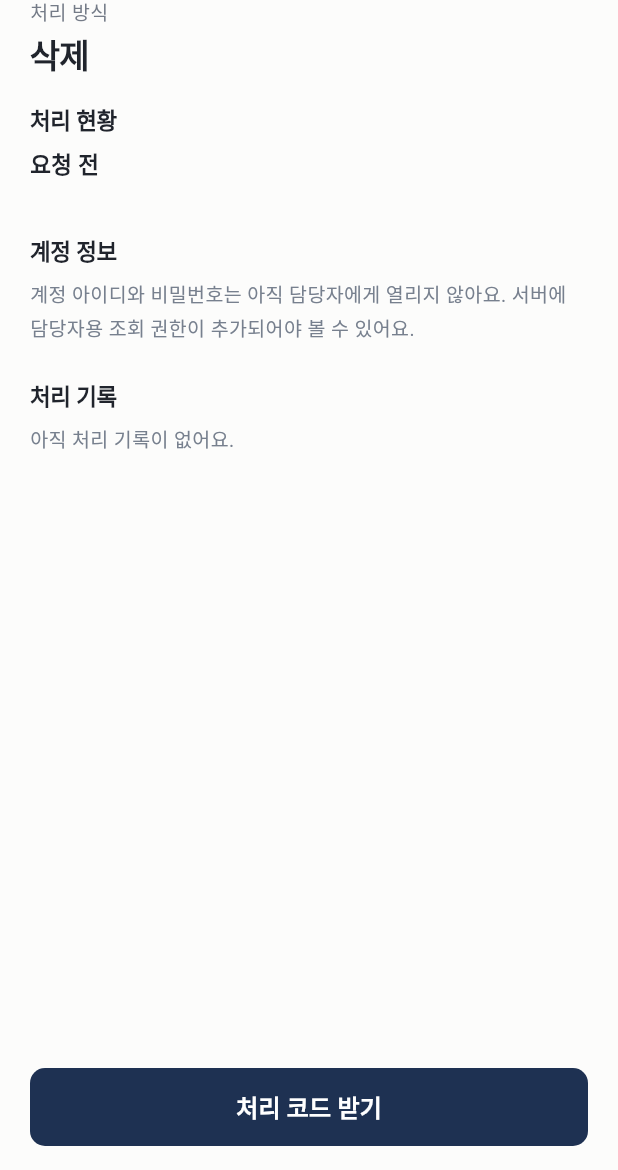
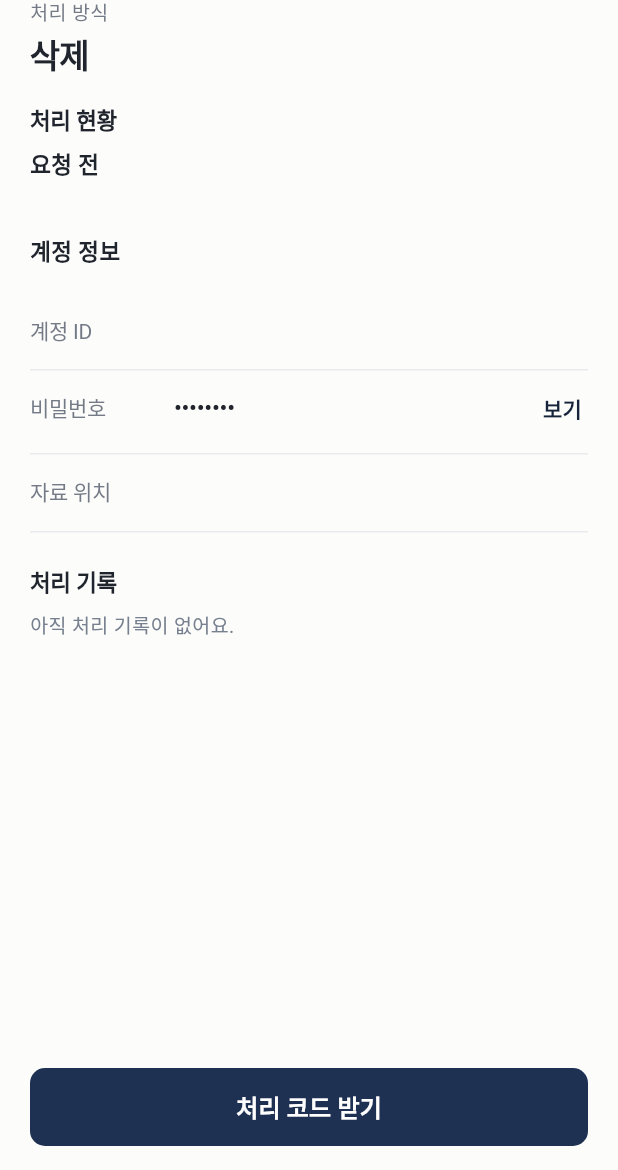
Before and after one commit to DIEALOG/DIEALOG-app, a Flutter app: the TaskDetailScreen screen opened directly with empty values, on a phone screen of 412 x 824 dp, the part 66-1236 px from its top. Run offline on Flutter 3.47's test engine with Material 3 defaults, Android fonts, the phone set to English and light mode, and no system bars; our stand-ins replace app_links, dio, flutter_riverpod, flutter_secure_storage, flutter_svg, go_router and 2 more; accounts and stored records are empty; network calls fail; Roboto replaces fonts that are missing (Pretendard).

Commit message:
feat: show entrusted account credentials and retain transition links
Co-Authored-By: AnA <holy9unjinx@gmail.com>

```diff
--- a/lib/data/mock/mock_backend.dart
+++ b/lib/data/mock/mock_backend.dart
@@ -775,6 +775,12 @@ class MockBackend {
         'id': _id('task'),
         'transition_case_id': item['id'],
         'account_id': account['id'],
+        'legacy_id': account['legacy_id'],
+        'type': account['type'],
+        'name': account['name'],
+        'account_identifier': account['account_id'],
+        'account_password': account['account_password'],
+        'data_location': account['data_location'],
         'action_snapshot': action['action'],
         'action_message_snapshot': action['message'],
         'status': 'pending',
--- a/lib/data/models/account_handling_task.dart
+++ b/lib/data/models/account_handling_task.dart
@@ -101,6 +101,12 @@ class AccountHandlingTask {
     required this.status,
     required this.action,
     required this.requestCount,
+    this.legacyId = '',
+    this.service = AccountService.other,
+    this.name = '',
+    this.accountIdentifier,
+    this.accountPassword,
+    this.dataLocation,
     this.actionMessage,
     this.failureReason,
     this.completedAt,
@@ -117,6 +123,12 @@ class AccountHandlingTask {
       action: AccountActionKind.fromWire(json['action_snapshot']),
       actionMessage: json['action_message_snapshot'] as String?,
       requestCount: json['request_count'] as int? ?? 0,
+      legacyId: json['legacy_id'] as String? ?? '',
+      service: AccountService.fromWire(json['type']),
+      name: json['name'] as String? ?? '',
+      accountIdentifier: json['account_identifier'] as String?,
+      accountPassword: json['account_password'] as String?,
+      dataLocation: json['data_location'] as String?,
       failureReason: json['failure_reason'] as String?,
       completedAt: parseDate(json['completed_at']),
       assignees: parseList(json['assignees'], TaskAssignee.fromJson),
@@ -131,6 +143,12 @@ class AccountHandlingTask {
   final AccountActionKind action;
   final String? actionMessage;
   final int requestCount;
+  final String legacyId;
+  final AccountService service;
+  final String name;
+  final String? accountIdentifier;
+  final String? accountPassword;
+  final String? dataLocation;
   final String? failureReason;
   final DateTime? completedAt;
   final List<TaskAssignee> assignees;
--- a/lib/data/models/app_notification.dart
+++ b/lib/data/models/app_notification.dart
@@ -54,6 +54,7 @@ class AppNotification {
   }
 
   String get title => switch (eventType) {
+    'transition_confirmed' => '사후 기록이 열렸어요',
     'confirmer_invitation' => '확인자 초대',
     'confirmer_invitation_accepted' => '확인자 초대 수락',
     'confirmer_invitation_declined' => '확인자 초대 거절',
@@ -66,6 +67,7 @@ class AppNotification {
   };
 
   String get caption => switch (eventType) {
+    'transition_confirmed' => '맡은 기록과 나에게 남긴 말을 확인해 주세요.',
     'confirmer_invitation' => '초대를 수락하면 사실 확인 역할을 맡게 돼요.',
     'confirmer_invitation_accepted' => '사후 전환 확인자 관리에서 확인할 수 있어요.',
     'confirmer_invitation_declined' => '확인자 초대 상태를 확인해 주세요.',
--- a/lib/data/providers.dart
+++ b/lib/data/providers.dart
@@ -7,6 +7,7 @@ import '../core/network/auth_interceptor.dart';
 import '../core/storage/local_prefs.dart';
 import '../core/storage/token_storage.dart';
 import '../core/storage/confirmer_session_store.dart';
+import '../core/storage/entrusted_case_store.dart';
 import '../features/auth/auth_controller.dart';
 import 'mock/mock_api_interceptor.dart';
 import 'mock/mock_backend.dart';
@@ -30,6 +31,10 @@ final tokenStorageProvider = Provider<TokenStorage>(
 
 final confirmerSessionStoreProvider = Provider<ConfirmerSessionStore>(
   (ref) => SecureConfirmerSessionStore(),
+);
+
+final entrustedCaseStoreProvider = Provider<EntrustedCaseStore>(
+  (ref) => SecureEntrustedCaseStore(),
 );
 
 final localSettingsStoreProvider = Provider<LocalSettingsStore>(
@@ -127,5 +132,8 @@ final entrustedRepositoryProvider = Provider(
     confirmers: ref.watch(confirmerRepositoryProvider),
     lastWords: ref.watch(lastWordRepositoryProvider),
     sessions: ref.watch(confirmerSessionStoreProvider),
+    notifications: ref.watch(notificationRepositoryProvider),
+    profiles: ref.watch(profileRepositoryProvider),
+    caseStore: ref.watch(entrustedCaseStoreProvider),
   ),
 );
--- a/lib/features/afterlife/afterlife_screen.dart
+++ b/lib/features/afterlife/afterlife_screen.dart
@@ -6,10 +6,12 @@ import '../../core/theme/app_colors.dart';
 import '../../core/theme/app_text.dart';
 import '../../core/widgets/screen_header.dart';
 import '../../data/models/account_handling_task.dart';
+import '../../data/models/account.dart';
 import '../../data/models/last_word.dart';
 import '../../data/providers.dart';
 import '../../data/repositories/entrusted_repository.dart';
 import '../home/greeting.dart';
+import '../legacy/widgets/account_sections.dart';
 import 'handling_code_sheet.dart';
 
 final entrustedOwnersProvider =
@@ -60,7 +62,7 @@ class AfterlifeScreen extends ConsumerWidget {
                             child: Text(
                               items.isEmpty
                                   ? '표시할 인계 기록을 찾지 못했어요.\n'
-                                        '현재는 확인자로 연결된 사람의 기록을 조회할 수 있어요.'
+                                        '사후 전환이 확정되면 이곳에 나타나요.'
                                   : '아직 공개된 기록이 없어요.\n'
                                         '사후 전환이 확정되면 여기에 나타나요.',
                               style: AppText.body,
@@ -236,7 +238,10 @@ class _TaskRow extends StatelessWidget {
             child: Column(
               crossAxisAlignment: CrossAxisAlignment.start,
               children: [
-                Text(task.action.label, style: AppText.listTitle),
+                Text(
+                  task.name.isNotEmpty ? task.name : task.action.label,
+                  style: AppText.listTitle,
+                ),
                 const SizedBox(height: 3),
                 Text(
                   task.actionMessage?.isNotEmpty == true
@@ -291,6 +296,13 @@ class TaskDetailScreen extends ConsumerWidget {
                   Text('처리 방식', style: AppText.listCaption),
                   const SizedBox(height: 4),
                   Text(task.action.label, style: AppText.screenTitle),
+                  if (task.name.isNotEmpty) ...[
+                    const SizedBox(height: 5),
+                    Text(
+                      '${task.service.label} · ${task.name}',
+                      style: AppText.listCaption,
+                    ),
+                  ],
                   const SizedBox(height: 18),
                   if (task.actionMessage?.isNotEmpty == true) ...[
                     Text('상세 지침', style: AppText.listCaption),
@@ -322,13 +334,22 @@ class TaskDetailScreen extends ConsumerWidget {
                       ),
                     ),
                   const SizedBox(height: 22),
-                  Text('계정 정보', style: AppText.section),
-                  const SizedBox(height: 6),
-                  Text(
-                    '계정 아이디와 비밀번호는 아직 담당자에게 열리지 않아요. '
-                    '서버에 담당자용 조회 권한이 추가되어야 볼 수 있어요.',
-                    style: AppText.helper,
-                  ),
+                  if (task.accountIdentifier != null ||
+                      task.accountPassword != null ||
+                      task.dataLocation != null)
+                    AccountInfoSection(
+                      account: Account(
+                        name: task.name,
+                        accountId: task.accountIdentifier,
+                        accountPassword: task.accountPassword,
+                        dataLocation: task.dataLocation,
+                      ),
+                    )
+                  else ...[
+                    Text('계정 정보', style: AppText.section),
+                    const SizedBox(height: 6),
+                    Text('등록된 계정 정보가 없어요.', style: AppText.helper),
+                  ],
                   const SizedBox(height: 22),
                   Text('처리 기록', style: AppText.section),
                   const SizedBox(height: 6),
```
Also changed, not shown: lib/core/storage/entrusted_case_store.dart (added, +102 -0 lines), lib/data/repositories/entrusted_repository.dart (+73 -4 lines), lib/features/notifications/notification_providers.dart (+10 -1 lines), lib/features/notifications/notifications_screen.dart (+14 -4 lines), 1 other file.
